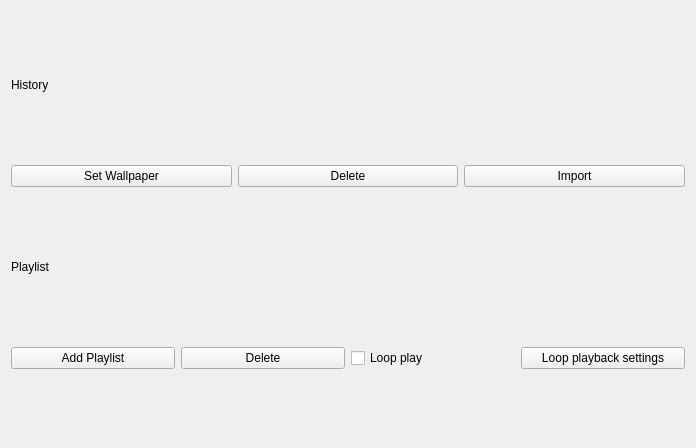
First picture: the form in src/listview/historywidget.ui, repository dependon/fantascene-dynamic-wallpaper, before the edit.
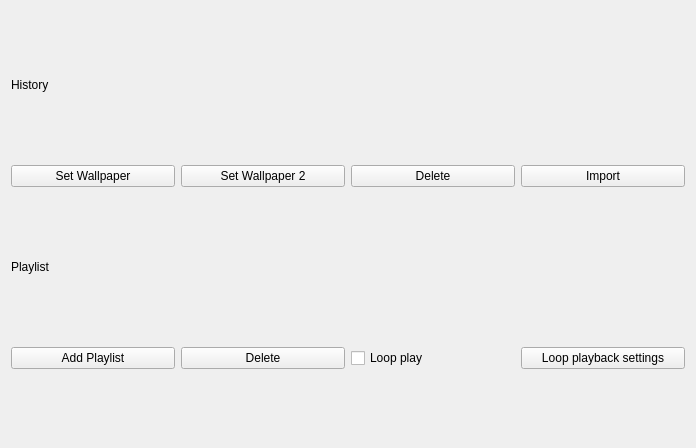
Second picture: the form after the edit.

```diff
--- a/src/listview/historywidget.ui
+++ b/src/listview/historywidget.ui
@@ -45,6 +45,13 @@
        </property>
       </widget>
      </item>
+     <item>
+      <widget class="QPushButton" name="setWallPaper2">
+       <property name="text">
+        <string>Set Wallpaper 2</string>
+       </property>
+      </widget>
+     </item>
      <item>
       <widget class="QPushButton" name="delWallPaper">
        <property name="text">
```
